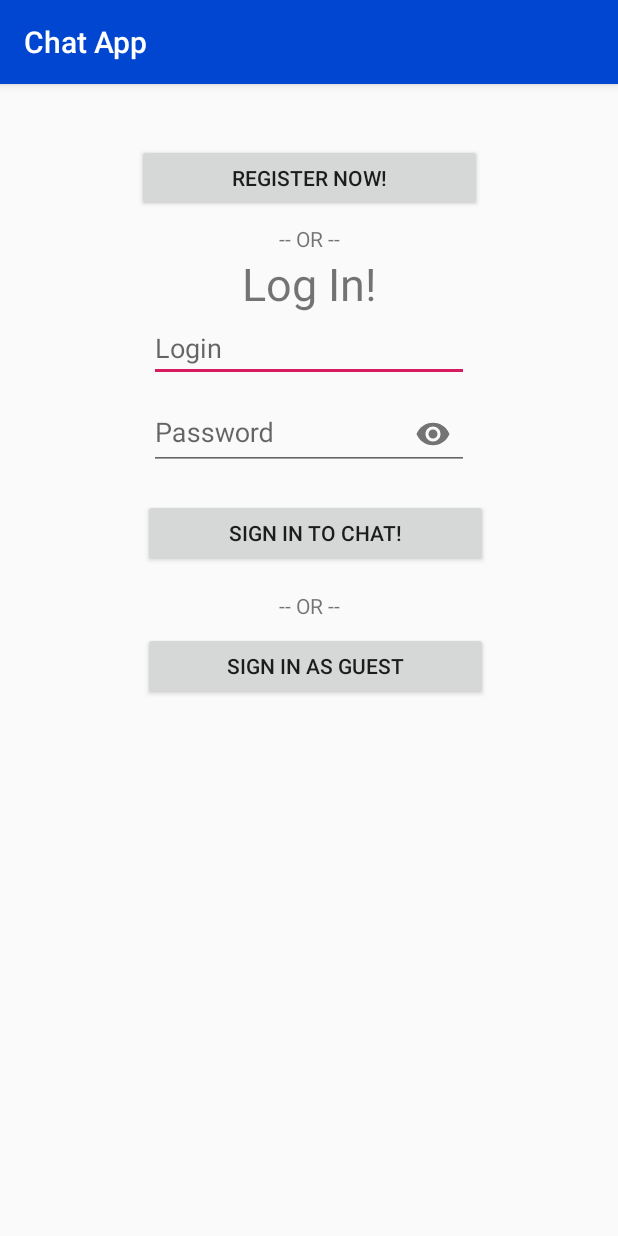
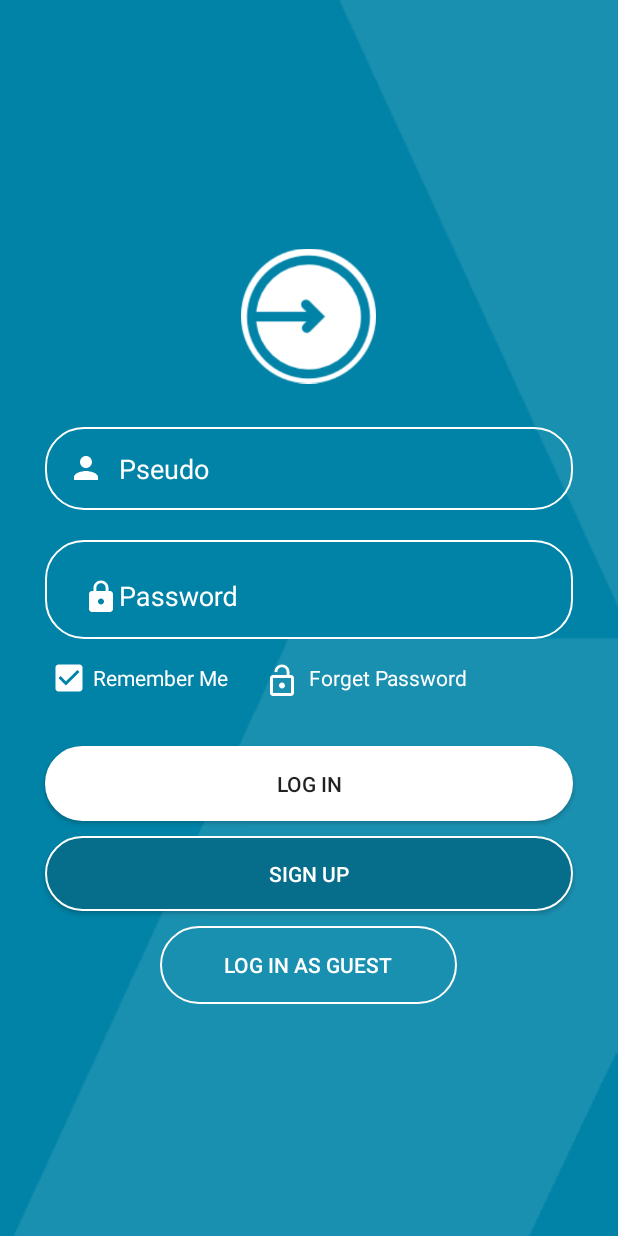
Before and after one commit to julvera/chat_app, an Android app: the screen it shows after launch (LoginActivity), on a phone screen of 412 x 824 dp. Run offline under Robolectric (Android 15) with nearby library versions, the phone set to English and light mode, and no system bars; our stand-ins replace ButterKnife.

Commit message:
Change Login UI + App Icon

```diff
--- a/app/src/main/java/com/jvera/chat_app/LoginActivity.java
+++ b/app/src/main/java/com/jvera/chat_app/LoginActivity.java
@@ -27,6 +27,7 @@ public class LoginActivity extends AppCompatActivity implements CredsValidationI
     @Override
     protected void onCreate(Bundle savedInstanceState) {
         super.onCreate(savedInstanceState);
+
         setContentView(R.layout.activity_login);
         Log.i(TAG, "onCreate");
         ButterKnife.bind(this);
--- /dev/null
+++ b/app/src/main/res/drawable/ic_lock_black_24dp.xml
@@ -0,0 +1,5 @@
+<vector android:height="24dp" android:tint="#ffffff"
+    android:viewportHeight="24.0" android:viewportWidth="24.0"
+    android:width="24dp" xmlns:android="http://schemas.android.com/apk/res/android">
+    <path android:fillColor="#ffffff" android:pathData="M18,8h-1L17,6c0,-2.76 -2.24,-5 -5,-5S7,3.24 7,6v2L6,8c-1.1,0 -2,0.9 -2,2v10c0,1.1 0.9,2 2,2h12c1.1,0 2,-0.9 2,-2L20,10c0,-1.1 -0.9,-2 -2,-2zM12,17c-1.1,0 -2,-0.9 -2,-2s0.9,-2 2,-2 2,0.9 2,2 -0.9,2 -2,2zM15.1,8L8.9,8L8.9,6c0,-1.71 1.39,-3.1 3.1,-3.1 1.71,0 3.1,1.39 3.1,3.1v2z"/>
+</vector>
--- /dev/null
+++ b/app/src/main/res/drawable/ic_lock_open_black_24dp.xml
@@ -0,0 +1,5 @@
+<vector android:height="24dp" android:tint="#ffffff"
+    android:viewportHeight="24.0" android:viewportWidth="24.0"
+    android:width="24dp" xmlns:android="http://schemas.android.com/apk/res/android">
+    <path android:fillColor="#FF000000" android:pathData="M12,17c1.1,0 2,-0.9 2,-2s-0.9,-2 -2,-2 -2,0.9 -2,2 0.9,2 2,2zM18,8h-1L17,6c0,-2.76 -2.24,-5 -5,-5S7,3.24 7,6h1.9c0,-1.71 1.39,-3.1 3.1,-3.1 1.71,0 3.1,1.39 3.1,3.1v2L6,8c-1.1,0 -2,0.9 -2,2v10c0,1.1 0.9,2 2,2h12c1.1,0 2,-0.9 2,-2L20,10c0,-1.1 -0.9,-2 -2,-2zM18,20L6,20L6,10h12v10z"/>
+</vector>
--- /dev/null
+++ b/app/src/main/res/drawable/ic_person_black_24dp.xml
@@ -0,0 +1,5 @@
+<vector android:height="24dp" android:tint="#ffffff"
+    android:viewportHeight="24.0" android:viewportWidth="24.0"
+    android:width="24dp" xmlns:android="http://schemas.android.com/apk/res/android">
+    <path android:fillColor="#FF000000" android:pathData="M12,12c2.21,0 4,-1.79 4,-4s-1.79,-4 -4,-4 -4,1.79 -4,4 1.79,4 4,4zM12,14c-2.67,0 -8,1.34 -8,4v2h16v-2c0,-2.66 -5.33,-4 -8,-4z"/>
+</vector>
--- /dev/null
+++ b/app/src/main/res/drawable/ic_person_outline_black_24dp.xml
@@ -0,0 +1,5 @@
+<vector android:height="24dp" android:tint="#FFFFFF"
+    android:viewportHeight="24.0" android:viewportWidth="24.0"
+    android:width="24dp" xmlns:android="http://schemas.android.com/apk/res/android">
+    <path android:fillColor="#FF000000" android:pathData="M12,5.9c1.16,0 2.1,0.94 2.1,2.1s-0.94,2.1 -2.1,2.1S9.9,9.16 9.9,8s0.94,-2.1 2.1,-2.1m0,9c2.97,0 6.1,1.46 6.1,2.1v1.1L5.9,18.1L5.9,17c0,-0.64 3.13,-2.1 6.1,-2.1M12,4C9.79,4 8,5.79 8,8s1.79,4 4,4 4,-1.79 4,-4 -1.79,-4 -4,-4zM12,13c-2.67,0 -8,1.34 -8,4v3h16v-3c0,-2.66 -5.33,-4 -8,-4z"/>
+</vector>
--- /dev/null
+++ b/app/src/main/res/drawable/ic_vignette_black_24dp.xml
@@ -0,0 +1,5 @@
+<vector android:height="24dp" android:tint="#D43075"
+    android:viewportHeight="24.0" android:viewportWidth="24.0"
+    android:width="24dp" xmlns:android="http://schemas.android.com/apk/res/android">
+    <path android:fillColor="#FF000000" android:pathData="M21,3L3,3c-1.1,0 -2,0.9 -2,2v14c0,1.1 0.9,2 2,2h18c1.1,0 2,-0.9 2,-2L23,5c0,-1.1 -0.9,-2 -2,-2zM12,18c-4.42,0 -8,-2.69 -8,-6s3.58,-6 8,-6 8,2.69 8,6 -3.58,6 -8,6z"/>
+</vector>
--- /dev/null
+++ b/app/src/main/res/drawable/shapeemail.xml
@@ -0,0 +1,26 @@
+<?xml version="1.0" encoding="utf-8"?>
+<shape
+    xmlns:android="http://schemas.android.com/apk/res/android"
+    android:shape="rectangle">
+
+    <solid
+        android:color="@android:color/transparent">
+    </solid>
+
+    <corners
+        android:radius="25dp">
+    </corners>
+
+    <stroke
+        android:width="1dp"
+        android:color="#FFF">
+    </stroke>
+
+    <padding
+        android:top="0dp"
+        android:right="10dp"
+        android:left="10dp"
+        android:bottom="0dp">
+    </padding>
+
+</shape>
--- /dev/null
+++ b/app/src/main/res/drawable/shapeemailtransparent.xml
@@ -0,0 +1,26 @@
+<?xml version="1.0" encoding="utf-8"?>
+<shape
+    xmlns:android="http://schemas.android.com/apk/res/android"
+    android:shape="rectangle">
+
+    <solid
+        android:color="@android:color/transparent">
+    </solid>
+
+    <corners
+        android:radius="25dp">
+    </corners>
+
+    <stroke
+        android:width="1dp"
+        android:color="@android:color/transparent">
+    </stroke>
+
+    <padding
+        android:top="0dp"
+        android:right="10dp"
+        android:left="10dp"
+        android:bottom="0dp">
+    </padding>
+
+</shape>
--- /dev/null
+++ b/app/src/main/res/drawable/shapeguest.xml
@@ -0,0 +1,27 @@
+<?xml version="1.0" encoding="utf-8"?>
+<shape
+    xmlns:android="http://schemas.android.com/apk/res/android"
+    android:shape="rectangle">
+
+    <solid
+        android:color="@android:color/transparent">
+    </solid>
+
+    <corners
+        android:radius="25dp"
+        >
+    </corners>
+
+    <stroke
+        android:width="1dp"
+        android:color="#FFF">
+    </stroke>
+
+    <padding
+        android:top="0dp"
+        android:right="10dp"
+        android:left="10dp"
+        android:bottom="0dp">
+    </padding>
+
+</shape>
--- /dev/null
+++ b/app/src/main/res/drawable/shapelogin.xml
@@ -0,0 +1,26 @@
+<?xml version="1.0" encoding="utf-8"?>
+<shape
+    xmlns:android="http://schemas.android.com/apk/res/android"
+    android:shape="rectangle">
+
+    <solid
+        android:color="@android:color/white">
+    </solid>
+
+    <corners
+        android:radius="25dp">
+    </corners>
+
+    <stroke
+        android:width="1dp"
+        android:color="#FFF">
+    </stroke>
+
+    <padding
+        android:top="0dp"
+        android:right="10dp"
+        android:left="10dp"
+        android:bottom="0dp">
+    </padding>
+
+</shape>
--- /dev/null
+++ b/app/src/main/res/drawable/shapesignup.xml
@@ -0,0 +1,26 @@
+<?xml version="1.0" encoding="utf-8"?>
+<shape
+    xmlns:android="http://schemas.android.com/apk/res/android"
+    android:shape="rectangle">
+
+    <solid
+        android:color="@color/signupColor">
+    </solid>
+
+    <corners
+        android:radius="25dp">
+    </corners>
+
+    <stroke
+        android:width="1dp"
+        android:color="#FFF">
+    </stroke>
+
+    <padding
+        android:top="0dp"
+        android:right="10dp"
+        android:left="10dp"
+        android:bottom="0dp">
+    </padding>
+
+</shape>
--- a/app/src/main/res/layout/activity_login.xml
+++ b/app/src/main/res/layout/activity_login.xml
@@ -1,87 +1,94 @@
 <?xml version="1.0" encoding="utf-8"?>
-<android.support.constraint.ConstraintLayout xmlns:android="http://schemas.android.com/apk/res/android"
+<LinearLayout xmlns:android="http://schemas.android.com/apk/res/android"
+xmlns:app="http://schemas.android.com/apk/res-auto"
 xmlns:tools="http://schemas.android.com/tools"
-    xmlns:app="http://schemas.android.com/apk/res-auto"
-    tools:context="com.jvera.chat_app.LoginActivity"
-    android:orientation="vertical"
 android:layout_width="match_parent"
 android:layout_height="match_parent"
-    android:layout_alignParentTop="true"
-    android:layout_centerHorizontal="true">
+android:background="@drawable/back"
+android:orientation="vertical"
+android:scaleType = "centerCrop"
+android:gravity="center"
+android:padding="20dp">
 
-    <!--Register Now!-->
-    <Button
-        android:id="@+id/register_btn"
-        android:layout_width="230dp"
-        android:layout_height="45dp"
-        android:layout_marginStart="8dp"
-        android:layout_marginTop="40dp"
-        android:layout_marginEnd="8dp"
-        android:text="@string/register_now"
-        app:layout_constraintEnd_toEndOf="parent"
-        app:layout_constraintStart_toStartOf="parent"
-        app:layout_constraintTop_toTopOf="parent" />
+<ImageView
+    android:layout_width="90dp"
+    android:layout_height="wrap_content"
+    android:src="@drawable/login"/>
 
-    <!--Text: Or-->
-    <TextView
-        android:id="@+id/textView"
-        android:layout_width="wrap_content"
-        android:layout_height="wrap_content"
-        android:layout_marginStart="8dp"
-        android:layout_marginTop="8dp"
-        android:layout_marginEnd="8dp"
-        android:text="@string/or"
-        app:layout_constraintEnd_toEndOf="parent"
-        app:layout_constraintStart_toStartOf="parent"
-        app:layout_constraintTop_toBottomOf="@+id/register_btn" />
-
-    <!--Text: Log in-->
-    <TextView
-        android:id="@+id/textView2"
-        android:layout_width="wrap_content"
-        android:layout_height="wrap_content"
-        android:layout_marginStart="8dp"
-        android:layout_marginEnd="8dp"
-        android:text="@string/log_in"
-        android:textSize="30sp"
-        app:layout_constraintEnd_toEndOf="parent"
-        app:layout_constraintStart_toStartOf="parent"
-        app:layout_constraintTop_toBottomOf="@+id/textView" />
-
-    <!--LoginActivity info-->
 <EditText
     android:id="@+id/login"
-        android:layout_width="wrap_content"
+    android:layout_width="match_parent"
     android:layout_height="wrap_content"
-        android:autofillHints="AUTOFILL_HINT_USERNAME"
-        android:ems="10"
-        android:hint="@string/prompt_login"
-        android:inputType="textPersonName"
-        app:layout_constraintTop_toBottomOf="@+id/textView2"
-        app:layout_constraintStart_toStartOf="parent"
-        app:layout_constraintEnd_toEndOf="parent"
-        />
+    android:layout_margin="10dp"
+    android:padding="15dp"
+    android:background="@drawable/shapeemail"
+    android:drawableLeft="@drawable/ic_person_black_24dp"
+    android:drawablePadding="10dp"
+    android:hint="Pseudo"
+    android:textColor="@color/white"
+    android:textColorHint="@color/white"
+    android:textColorHighlight="@color/white"/>
+
 
     <!--Password + hide and show-->
     <android.support.design.widget.TextInputLayout
         android:id="@+id/password"
-        android:layout_width="@+id/login"
+        android:layout_width="match_parent"
         android:layout_height="wrap_content"
-        app:layout_constraintEnd_toEndOf="@+id/login"
-        app:layout_constraintStart_toStartOf="@+id/login"
-        app:layout_constraintTop_toBottomOf="@+id/login"
-        app:passwordToggleEnabled="true">
+        android:layout_margin="10dp"
+        android:padding="15dp"
+        android:background="@drawable/shapeemail"
+        android:drawableLeft="@drawable/ic_lock_black_24dp"
+        android:drawablePadding="10dp"
+        android:textColor="@color/white"
+        android:textColorHint="@color/white"
+        android:textColorHighlight="@color/white">
 
         <EditText
             android:layout_width="match_parent"
-            android:layout_height="match_parent"
-            android:autofillHints="AUTOFILL_HINT_PASSWORD"
+            android:layout_height="wrap_content"
+            android:background="@drawable/shapeemailtransparent"
+            android:drawableLeft="@drawable/ic_lock_black_24dp"
+            android:textColorHint="@color/white"
             android:hint="@string/prompt_password"
             android:inputType="textPassword"
-            android:maxLines="1"
-            android:singleLine="true" />
+            android:textColor="@color/white"
+            android:textColorHighlight="@color/white"
+             />
+
     </android.support.design.widget.TextInputLayout>
 
+<LinearLayout
+    android:layout_width="match_parent"
+    android:layout_height="wrap_content"
+    android:orientation="horizontal">
+
+    <CheckBox
+        android:layout_width="wrap_content"
+        android:layout_height="wrap_content"
+        android:text="Remember Me"
+        android:layout_marginRight="10dp"
+        android:layout_marginLeft="10dp"
+        android:layout_marginBottom="10dp"
+        android:layout_marginTop="0dp"
+        android:textColor="@color/white"
+        android:buttonTint="@color/white"
+        android:checked="true"/>
+    <TextView
+        android:layout_width="match_parent"
+        android:layout_height="wrap_content"
+        android:text="Forget Password"
+        android:layout_marginRight="10dp"
+        android:layout_marginLeft="10dp"
+        android:layout_marginBottom="10dp"
+        android:layout_marginTop="0dp"
+        android:textColor="@color/white"
+        android:drawableLeft="@drawable/ic_lock_open_black_24dp"
+        android:drawablePadding="6dp"
+        android:padding="4dp"/>
+
+
+</LinearLayout>
     <!--fields not filled Error-->
     <TextView
         android:id="@+id/Error_pop"
@@ -89,47 +96,56 @@
         android:layout_height="wrap_content"
         android:layout_marginStart="8dp"
         android:layout_marginEnd="8dp"
-        android:background="@color/some_red"
+        android:background="@color/white"
         android:text="@string/fill_fields"
         android:textAlignment="center"
         android:visibility="invisible"
         app:layout_constraintEnd_toEndOf="parent"
         app:layout_constraintStart_toStartOf="parent"
         app:layout_constraintTop_toBottomOf="@+id/password" />
-
-    <!--Sign in-->
 <Button
     android:id="@+id/login_btn"
-        android:layout_width="230dp"
-        android:layout_height="45dp"
-        android:layout_marginStart="8dp"
-        android:text="@string/send"
-        app:layout_constraintEnd_toEndOf="parent"
-        app:layout_constraintStart_toStartOf="parent"
-        app:layout_constraintTop_toBottomOf="@+id/Error_pop" />
+    android:layout_width="match_parent"
+    android:layout_height="wrap_content"
+    android:text="Log In"
+    android:shadowColor="@android:color/transparent"
+    android:padding="15dp"
+    android:layout_marginRight="10dp"
+    android:layout_marginLeft="10dp"
+    android:layout_marginBottom="10dp"
+    android:layout_marginTop="0dp"
+    android:background="@drawable/shapelogin"/>
 
-    <!--Text: Or-->
-    <TextView
-        android:id="@+id/textViewOr"
-        android:layout_width="wrap_content"
+<Button
+    android:id="@+id/register_btn"
+
+    android:layout_width="match_parent"
     android:layout_height="wrap_content"
-        android:layout_marginStart="8dp"
-        android:layout_marginTop="16dp"
-        android:layout_marginEnd="8dp"
-        android:text="@string/or"
-        app:layout_constraintEnd_toEndOf="parent"
-        app:layout_constraintStart_toStartOf="parent"
-        app:layout_constraintTop_toBottomOf="@+id/login_btn" />
+    android:text="Sign Up"
+    android:shadowColor="@android:color/transparent"
+    android:padding="15dp"
+    android:layout_marginRight="10dp"
+    android:layout_marginLeft="10dp"
+    android:layout_marginBottom="10dp"
+    android:layout_marginTop="0dp"
+    android:background="@drawable/shapesignup"
+    android:textColor="@color/white"/>
 
     <Button
         android:id="@+id/guest_btn"
-        android:layout_width="230dp"
-        android:layout_height="45dp"
+        android:layout_width="198dp"
+        android:layout_height="52dp"
         android:layout_marginStart="8dp"
-        android:layout_marginTop="8dp"
-        android:text="@string/guest"
+        android:layout_marginEnd="8dp"
+        android:layout_marginBottom="8dp"
+        android:background="@drawable/shapeemail"
+        android:padding="15dp"
+        android:shadowColor="@android:color/transparent"
+        android:text="Log In as Guest"
+        android:textColor="@color/white"
+        app:layout_constraintBottom_toBottomOf="parent"
         app:layout_constraintEnd_toEndOf="parent"
-        app:layout_constraintStart_toStartOf="parent"
-        app:layout_constraintTop_toBottomOf="@+id/textViewOr" />
+        app:layout_constraintStart_toStartOf="parent" />
 
-</android.support.constraint.ConstraintLayout>
+
+</LinearLayout>
--- a/app/src/main/res/values/colors.xml
+++ b/app/src/main/res/values/colors.xml
@@ -1,10 +1,13 @@
 <?xml version="1.0" encoding="utf-8"?>
 <resources>
-    <color name="colorPrimary">#0146d1</color>
+    <color name="colorPrimary">#1a90b0</color>
     <color name="colorBackgroundChat">#e6e6e6</color>
     <color name="black">#000000</color>
 
-    <color name="colorPrimaryDark">#003097</color>
-    <color name="colorAccent">#D81B60</color>
+    <color name="white">#FFFFFF</color>
+    <color name="signupColor">#066e8a</color>
+
+    <color name="colorPrimaryDark">#0083a7</color>
+    <color name="colorAccent">#FF4081</color>
     <color name="some_red">#D81B60</color>
 </resources>
--- a/app/src/main/res/values/styles.xml
+++ b/app/src/main/res/values/styles.xml
@@ -5,7 +5,14 @@
         <!-- Customize your theme here. -->
         <item name="colorPrimary">@color/colorPrimary</item>
         <item name="colorPrimaryDark">@color/colorPrimaryDark</item>
-        <item name="colorAccent">@color/colorAccent</item>
+        <item name="colorAccent">@color/some_red</item>
+    </style>
+
+
+    <style name="AppTheme.NoActionBar" parent="Theme.AppCompat.Light.DarkActionBar">
+        <item name="windowActionBar">false</item>
+        <item name="windowNoTitle">true</item>
+        <item name="android:windowFullscreen">true</item>
     </style>
 
 </resources>
```
Also changed, not shown: app/src/main/AndroidManifest.xml (+5 -4 lines), app/src/main/res/drawable/back.png (added), app/src/main/res/drawable/icone.png (added), app/src/main/res/drawable/login.png (added). Lines whose indentation alone changed are shown as unchanged.
